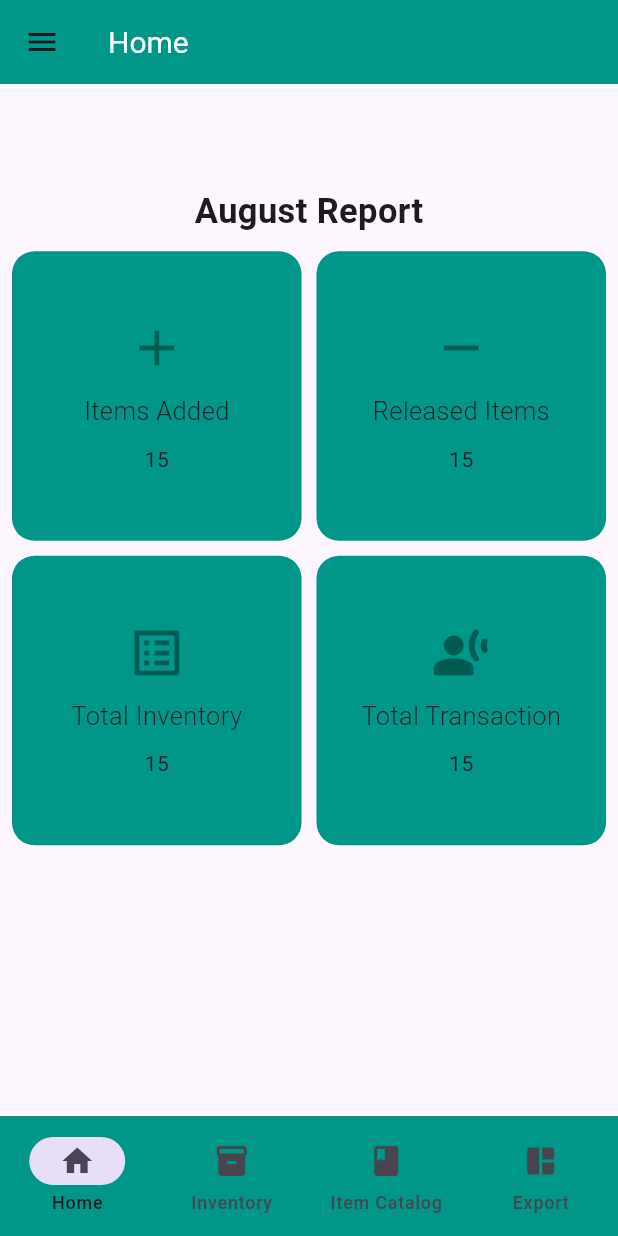
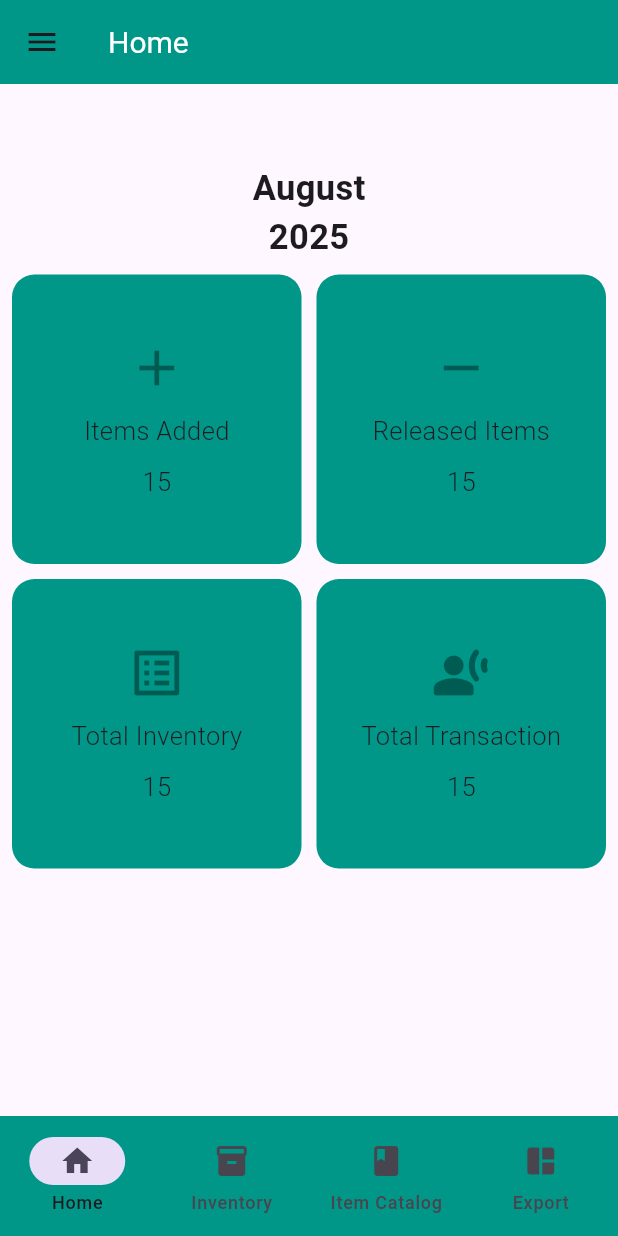
Before and after one commit to MorsHs/flutter_mobile_inventory, a Flutter app: the screen it shows after launch, on a phone screen of 412 x 824 dp. Run offline on Flutter 3.47's test engine with Material 3 defaults, Android fonts, the phone set to English and light mode, and no system bars; our stand-ins replace go_router.

Commit message:
adjust fonts

```diff
--- a/lib/Pages/Home/Home.dart
+++ b/lib/Pages/Home/Home.dart
@@ -13,10 +13,10 @@ class Home extends StatelessWidget {
       body: SafeArea(
         child: Center(
           child: Column(
-            spacing: 2,
             mainAxisAlignment: MainAxisAlignment.center,
             children: [
-              Text('${month[DateTime.now().month-1]} Report', style: TextStyle(fontSize: 23,fontWeight: FontWeight.w700)),
+              Text('${month[DateTime.now().month-1]}', style: TextStyle(fontSize: 23,fontWeight: FontWeight.w700)),
+              Text(DateTime.now().year.toString(),style: TextStyle(fontSize: 23,fontWeight: FontWeight.w700),),
               Padding(
                 padding: const EdgeInsets.all(8.0),
                 child: GridViewBuildReportContainer(),
--- a/lib/Pages/Home/widgets/ReportContainer.dart
+++ b/lib/Pages/Home/widgets/ReportContainer.dart
@@ -28,9 +28,9 @@ class _ReportContainerState extends State<ReportContainer> {
           Icon(widget.iconData, color: Colors.black38.withAlpha(100), size: 40),
           Text(
             widget.name,
-            style: TextStyle(fontSize: 17, fontWeight: FontWeight.w300),
+            style: TextStyle(fontSize: 17, fontWeight: FontWeight.w300,),
           ),
-          Text('15'),
+          Text('15',style: TextStyle(fontWeight: FontWeight.w300,fontSize: 17),),
         ],
       ),
     );
```
